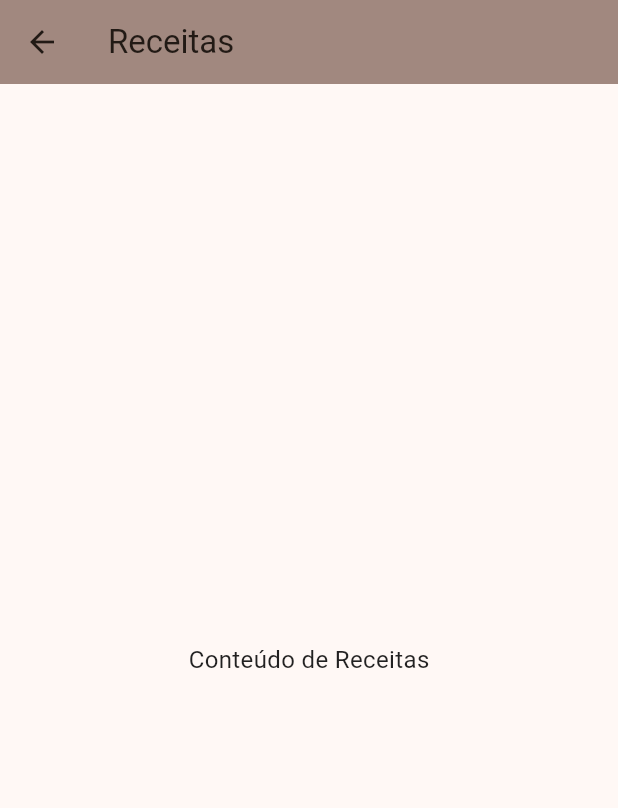
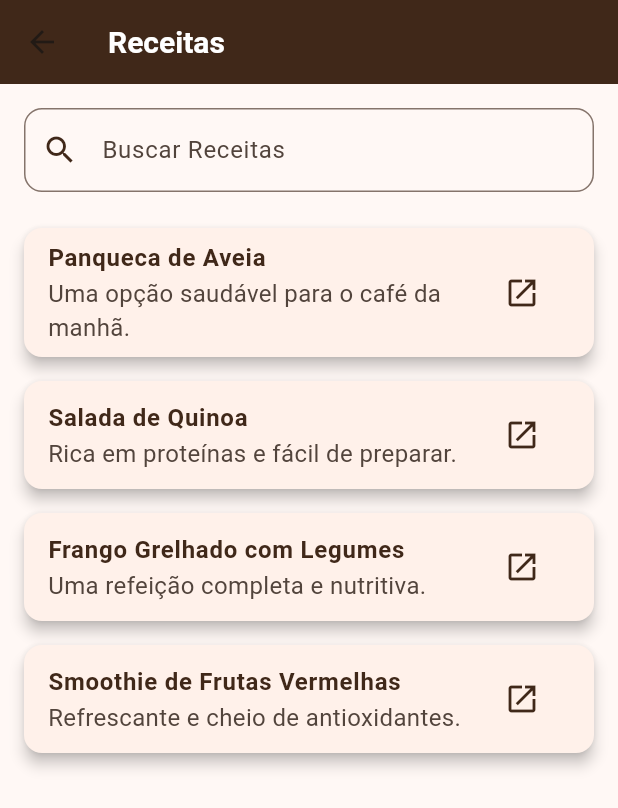
Before and after one commit to ViniAguiar1/nutrition-app, a Flutter app: the ReceitasScreen screen opened by its route, on a phone screen of 412 x 824 dp. Shown: the top 808 px of the screen. Run offline on Flutter 3.47's test engine with Material 3 defaults, Android fonts, the phone set to English and light mode, and no system bars; network calls fail.

Commit message:
feat: Add search functionality to Receitas screen
- Implemented a search bar to filter recipes by title or description.
- Updated the recipe list to dynamically display filtered results based on the search query.
- Maintained consistent UI design with primary (#402819) and secondary (#dfccb2) colors.
- Added functionality to open recipe links in the browser using the  package.

```diff
--- a/lib/screens/receitas.dart
+++ b/lib/screens/receitas.dart
@@ -1,14 +1,131 @@
 import 'package:flutter/material.dart';
+import 'package:url_launcher/url_launcher.dart';
 
-class ReceitasScreen extends StatelessWidget {
+class ReceitasScreen extends StatefulWidget {
+  @override
+  _ReceitasScreenState createState() => _ReceitasScreenState();
+}
+
+class _ReceitasScreenState extends State<ReceitasScreen> {
+  final List<Map<String, String>> receitas = [
+    {
+      "title": "Panqueca de Aveia",
+      "description": "Uma opção saudável para o café da manhã.",
+      "link": "https://example.com/panqueca-aveia",
+    },
+    {
+      "title": "Salada de Quinoa",
+      "description": "Rica em proteínas e fácil de preparar.",
+      "link": "https://example.com/salada-quinoa",
+    },
+    {
+      "title": "Frango Grelhado com Legumes",
+      "description": "Uma refeição completa e nutritiva.",
+      "link": "https://example.com/frango-legumes",
+    },
+    {
+      "title": "Smoothie de Frutas Vermelhas",
+      "description": "Refrescante e cheio de antioxidantes.",
+      "link": "https://example.com/smoothie-frutas",
+    },
+  ];
+
+  List<Map<String, String>> _filteredReceitas = [];
+  final TextEditingController _searchController = TextEditingController();
+
+  @override
+  void initState() {
+    super.initState();
+    _filteredReceitas = receitas; // Initialize with all recipes
+  }
+
+  void _filterReceitas(String query) {
+    setState(() {
+      if (query.isEmpty) {
+        _filteredReceitas = receitas;
+      } else {
+        _filteredReceitas =
+            receitas.where((receita) {
+              final title = receita["title"]!.toLowerCase();
+              final description = receita["description"]!.toLowerCase();
+              return title.contains(query.toLowerCase()) ||
+                  description.contains(query.toLowerCase());
+            }).toList();
+      }
+    });
+  }
+
+  void _openRecipe(String url) async {
+    if (await canLaunch(url)) {
+      await launch(url);
+    } else {
+      throw 'Não foi possível abrir o link: $url';
+    }
+  }
+
   @override
   Widget build(BuildContext context) {
     return Scaffold(
       appBar: AppBar(
         title: Text("Receitas"),
-        backgroundColor: Colors.brown.shade300,
+        backgroundColor: Color(0xFF402819), // Primary color
+        titleTextStyle: TextStyle(
+          color: Colors.white,
+          fontSize: 20,
+          fontWeight: FontWeight.bold,
+        ),
       ),
-      body: Center(child: Text("Conteúdo de Receitas")),
+      body: Padding(
+        padding: const EdgeInsets.all(16.0),
+        child: Column(
+          children: [
+            // Search Bar
+            TextField(
+              controller: _searchController,
+              decoration: InputDecoration(
+                labelText: "Buscar Receitas",
+                prefixIcon: Icon(Icons.search, color: Color(0xFF402819)),
+                border: OutlineInputBorder(
+                  borderRadius: BorderRadius.circular(12.0),
+                ),
+              ),
+              onChanged: _filterReceitas,
+            ),
+            SizedBox(height: 16),
+
+            // Recipe List
+            Expanded(
+              child: ListView.builder(
+                itemCount: _filteredReceitas.length,
+                itemBuilder: (context, index) {
+                  final receita = _filteredReceitas[index];
+                  return Card(
+                    shape: RoundedRectangleBorder(
+                      borderRadius: BorderRadius.circular(12.0),
+                    ),
+                    elevation: 4,
+                    margin: const EdgeInsets.symmetric(vertical: 8.0),
+                    child: ListTile(
+                      title: Text(
+                        receita["title"]!,
+                        style: TextStyle(
+                          fontWeight: FontWeight.bold,
+                          color: Color(0xFF402819), // Primary color
+                        ),
+                      ),
+                      subtitle: Text(receita["description"]!),
+                      trailing: IconButton(
+                        icon: Icon(Icons.open_in_new, color: Color(0xFF402819)),
+                        onPressed: () => _openRecipe(receita["link"]!),
+                      ),
+                    ),
+                  );
+                },
+              ),
+            ),
+          ],
+        ),
+      ),
     );
   }
 }
```
